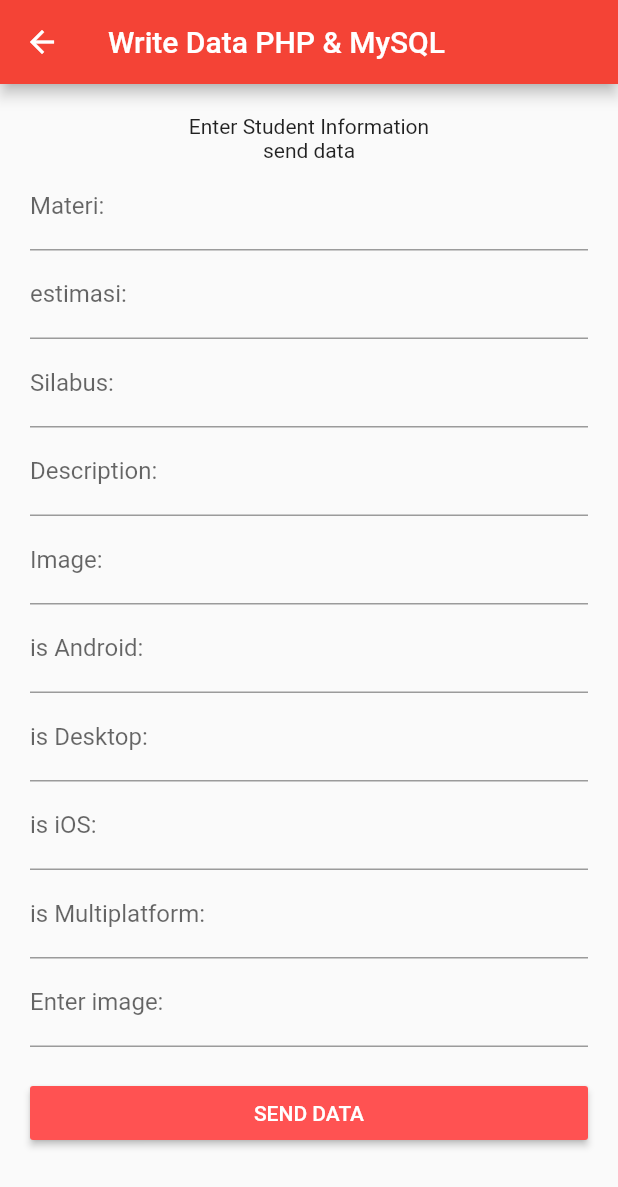
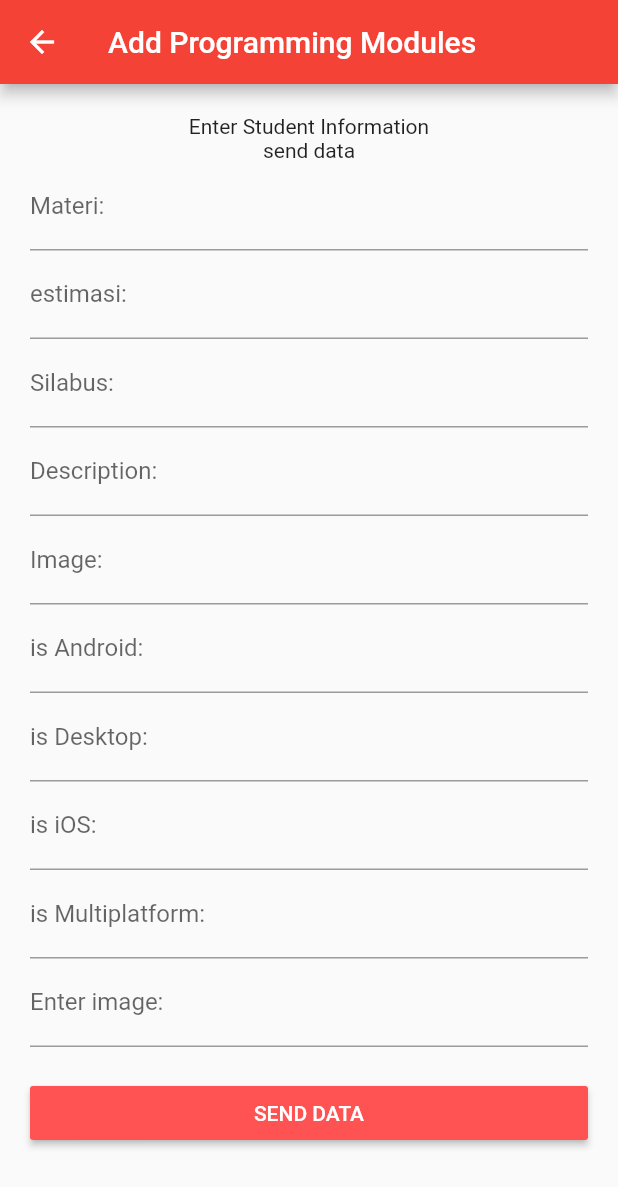
Before and after one commit to masbekkk/appmasbek, a Flutter app: the WriteSQLdata screen opened directly, on a phone screen of 412 x 824 dp. Shown: the top 1187 px of the screen. Run offline on Flutter 3.47's test engine with Material 2 defaults, Android fonts, the phone set to English and light mode, and no system bars; our stand-ins replace sqflite; accounts and stored records are empty; network calls fail; project files that could hold a hidden picture were left out.

Commit message:
new push setelah presentasi (add crud) API Laravel

```diff
--- a/lib/crud/store_programmingmodules.dart
+++ b/lib/crud/store_programmingmodules.dart
@@ -29,7 +29,7 @@ class WriteSQLdataState extends State<WriteSQLdata>{
   late bool error, sending, success;
   late String msg;
 
-  String phpurl = "http://192.168.0.105:8000/api/store";
+  String phpurl = "http://192.168.0.102:8000/api/store";
   // do not use http://localhost/ for your local
   // machine, Android emulation do not recognize localhost
   // insted use your local ip address or your live URL
@@ -103,7 +103,7 @@ class WriteSQLdataState extends State<WriteSQLdata>{
   Widget build(BuildContext context) {
      return Scaffold(
         appBar: AppBar(
-           title:Text("Write Data PHP & MySQL"),
+           title:Text("Add Programming Modules"),
            backgroundColor:Colors.red
         ), //appbar
 
@@ -126,6 +126,7 @@ class WriteSQLdataState extends State<WriteSQLdata>{
                 Container(
                   child: TextField(
                      controller: materictl,
+
                      decoration: InputDecoration(
                         labelText:"Materi:",
                         hintText:"Enter Materi",
--- a/lib/data/api/api_services.dart
+++ b/lib/data/api/api_services.dart
@@ -6,7 +6,7 @@ import 'package:http/http.dart' as http;
 
 class ApiService{
   static const String _baseUrl = 'http://';
-  static const String _ip = '192.168.0.105:8000';
+  static const String _ip = '192.168.0.102:8000';
   static const String _route = '/api/bismillah';
   // static final String _apiKey = 'e73963a645884c96bb916c3dfbceb1fe';
   // static final String _category ='bussiness';
--- a/lib/modules_list.dart
+++ b/lib/modules_list.dart
@@ -42,7 +42,7 @@ Widget _buildList(BuildContext context) {
       builder: (context, AsyncSnapshot<ProgrammingModulesResult> snapshot) {
         var state = snapshot.connectionState;
         if (state != ConnectionState.done) {
-          return Center(child: CircularProgressIndicator());
+          return const Center(child: CircularProgressIndicator());
         } else {
           if (snapshot.hasData) {
             return ListView.builder(
```
Also changed, not shown: lib/flutter_layout.dart (+0 -17 lines), 1 other file.
